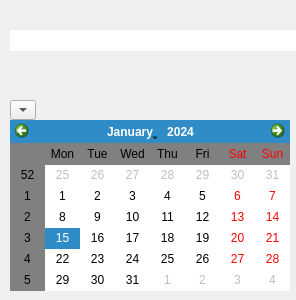
Above: eventtask.ui from Forgenn/Tasker before the change. Below: the same form after it.
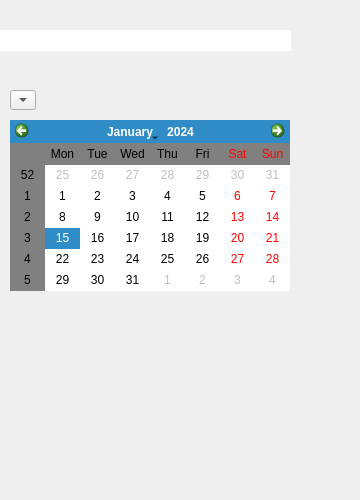
That is the form after the change.

Diff of the .ui file:
```diff
--- a/eventtask.ui
+++ b/eventtask.ui
@@ -6,17 +6,23 @@
    <rect>
     <x>0</x>
     <y>0</y>
-    <width>296</width>
-    <height>300</height>
+    <width>360</width>
+    <height>500</height>
    </rect>
   </property>
+  <property name="sizePolicy">
+   <sizepolicy hsizetype="Fixed" vsizetype="Fixed">
+    <horstretch>0</horstretch>
+    <verstretch>0</verstretch>
+   </sizepolicy>
+  </property>
   <property name="windowTitle">
    <string>Dialog</string>
   </property>
   <widget class="QLineEdit" name="lineEdit">
    <property name="geometry">
     <rect>
-     <x>10</x>
+     <x>0</x>
      <y>30</y>
      <width>291</width>
      <height>21</height>
@@ -68,7 +74,7 @@
    <property name="geometry">
     <rect>
      <x>10</x>
-     <y>100</y>
+     <y>90</y>
      <width>26</width>
      <height>20</height>
     </rect>
```
